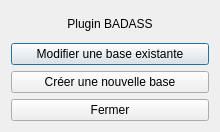
This is py/home.ui in alex-baiet/badass as Qt 5 draws it before an edit. The edited form follows.
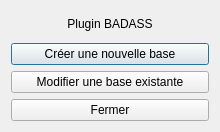
This is the edited form.

```diff
--- a/py/home.ui
+++ b/py/home.ui
@@ -37,6 +37,13 @@
     <layout class="QHBoxLayout" name="horizontalLayout">
      <item>
       <layout class="QVBoxLayout" name="verticalLayout_2">
+       <item>
+        <widget class="QPushButton" name="btnCreate">
+         <property name="text">
+          <string>Créer une nouvelle base</string>
+         </property>
+        </widget>
+       </item>
        <item>
         <widget class="QPushButton" name="btnModify">
          <property name="sizePolicy">
@@ -50,13 +57,6 @@
          </property>
         </widget>
        </item>
-       <item>
-        <widget class="QPushButton" name="btnCreate">
-         <property name="text">
-          <string>Créer une nouvelle base</string>
-         </property>
-        </widget>
-       </item>
        <item>
         <widget class="QPushButton" name="btnClose">
          <property name="text">
```
